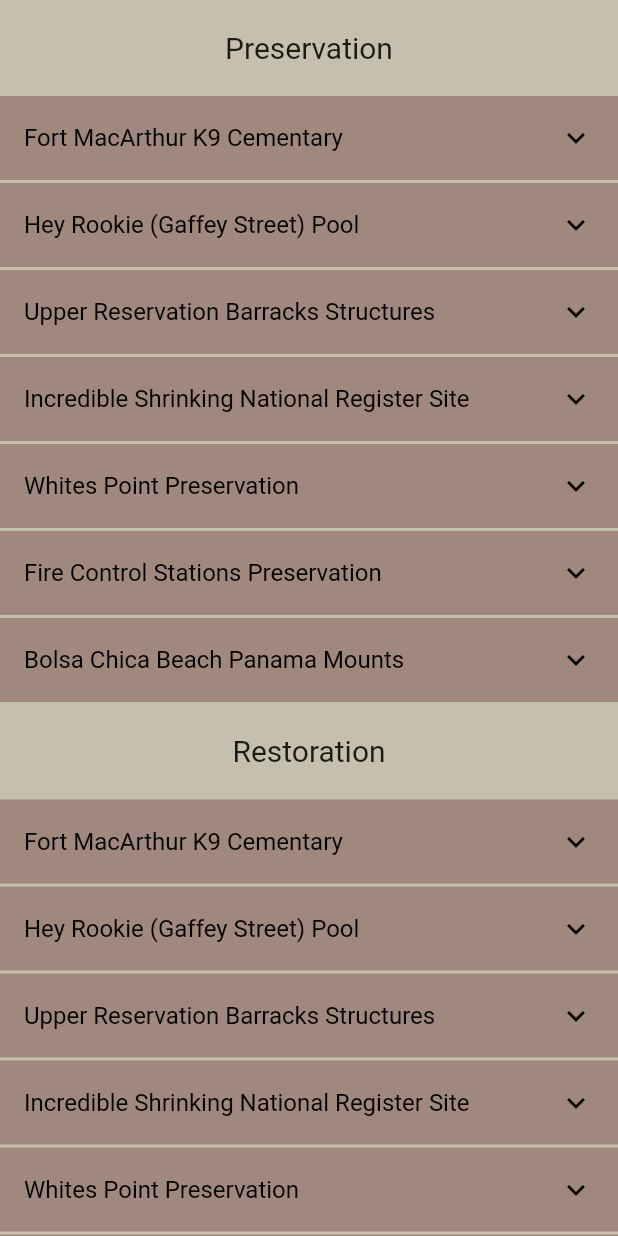
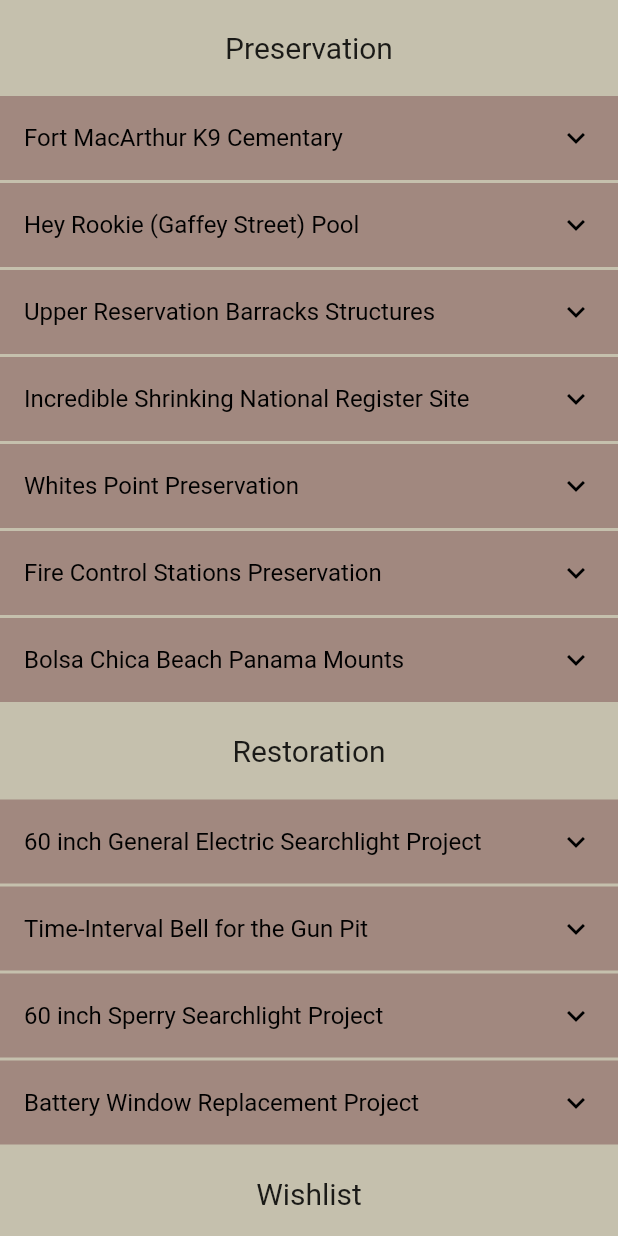
Before and after one commit to Richard-Fleming/Fort_MacArthur, a Flutter app: the ProjectsPage screen opened directly, on a phone screen of 412 x 824 dp. Run offline on Flutter 3.47's test engine with Material 2 defaults, Android fonts, the phone set to English and light mode, and no system bars; missing offline and left inert: panorama.

Commit message:
finished basic framework for projects

```diff
--- a/fort_macarthur/lib/projects.dart
+++ b/fort_macarthur/lib/projects.dart
@@ -23,6 +23,27 @@ class _ProjectsPageState extends State<ProjectsPage> {
         title: "Fire Control Stations Preservation", desc: "testing some more"),
     ProjectData(
         title: "Bolsa Chica Beach Panama Mounts", desc: "testing some more")
+  ];
+
+  final List<ProjectData> restorationData = [
+    ProjectData(
+        title: "60 inch General Electric Searchlight Project", desc: "testing"),
+    ProjectData(
+        title: "Time-Interval Bell for the Gun Pit", desc: "testing some more"),
+    ProjectData(
+        title: "60 inch Sperry Searchlight Project", desc: "testing some more"),
+    ProjectData(
+        title: "Battery Window Replacement Project", desc: "testing some more"),
+  ];
+
+  final List<ProjectData> wishlistData = [
+    ProjectData(title: "Infrastructure Improvement", desc: "testing"),
+    ProjectData(title: "Restoration Shop Tools", desc: "testing some more"),
+    ProjectData(title: "Archival Supplies", desc: "testing some more"),
+    ProjectData(title: "Office Equipment", desc: "testing some more"),
+    ProjectData(
+        title: "Motor Vehicles and Transportation", desc: "testing some more"),
+    ProjectData(title: "Special Event Supplies", desc: "testing some more"),
   ];
 
   Color _textColor = Colors.black;
@@ -80,7 +101,42 @@ class _ProjectsPageState extends State<ProjectsPage> {
             alignment: Alignment.topCenter,
           ),
           Column(
-            children: preservationData
+            children: restorationData
+                .map((data) => ListTileTheme(
+                      tileColor: Colors.brown.shade300,
+                      child: ExpansionTile(
+                        onExpansionChanged: (expanded) {
+                          expanded
+                              ? _textColor = Colors.black
+                              : _textColor = Colors.black;
+                        },
+                        trailing: Icon(
+                          Icons.expand_more,
+                          color: _textColor,
+                        ),
+                        title: Text(
+                          data.title,
+                          style: TextStyle(
+                            color: _textColor,
+                          ),
+                        ),
+                        children: [Text(data.desc)],
+                      ),
+                    ))
+                .toList(),
+          ),
+          Align(
+            child: Container(
+              child: Text(
+                "Wishlist",
+                style: TextStyle(fontSize: 20),
+              ),
+              margin: EdgeInsets.symmetric(vertical: SizeConstraint.edgeInsets),
+            ),
+            alignment: Alignment.topCenter,
+          ),
+          Column(
+            children: wishlistData
                 .map((data) => ListTileTheme(
                       tileColor: Colors.brown.shade300,
                       child: ExpansionTile(
```
